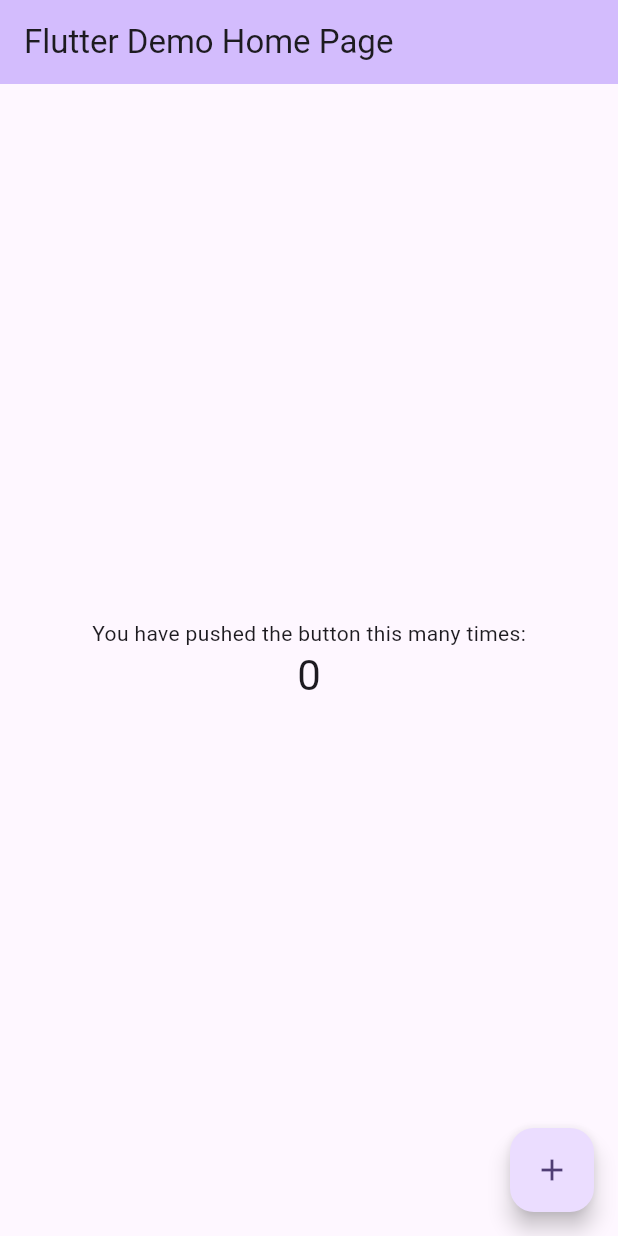
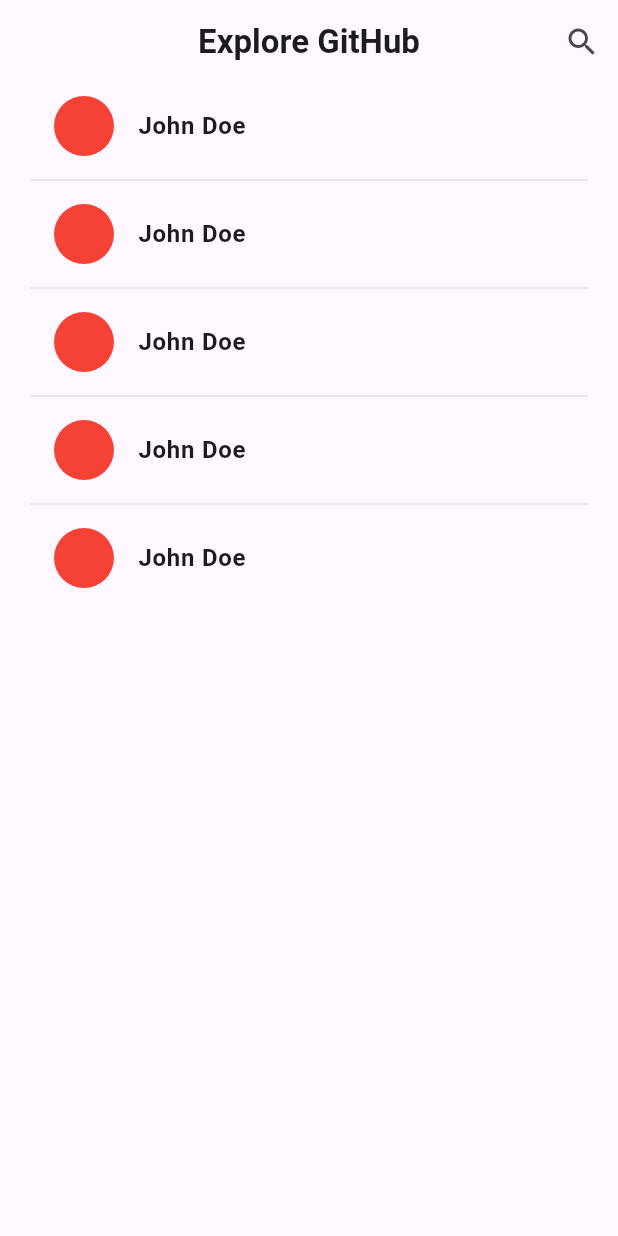
Before and after one commit to janithsg/github-explorer, a Flutter app: the screen it shows after launch, on a phone screen of 412 x 824 dp. Run offline on Flutter 3.47's test engine with Material 3 defaults, Android fonts, the phone set to English and light mode, and no system bars; our stand-ins replace bloc, equatable, flutter_bloc.

Commit message:
Users list screen and bloc created

```diff
--- /dev/null
+++ b/lib/core/constants/api_constants.dart
@@ -0,0 +1 @@
+class ApiConstants {}
--- /dev/null
+++ b/lib/core/widgets/app_bar/custom_appbar.dart
@@ -0,0 +1,30 @@
+import 'package:flutter/material.dart';
+
+class CustomAppBar extends StatelessWidget implements PreferredSizeWidget {
+  final String title;
+  final List<Widget>? trailing;
+
+  const CustomAppBar({
+    super.key,
+    required this.title,
+    this.trailing,
+  });
+
+  @override
+  Widget build(BuildContext context) {
+    return AppBar(
+      title: Text(
+        title,
+        style: const TextStyle(
+          fontWeight: FontWeight.w700,
+          fontSize: 22,
+        ),
+      ),
+      centerTitle: true,
+      actions: trailing,
+    );
+  }
+
+  @override
+  Size get preferredSize => const Size.fromHeight(kToolbarHeight);
+}
--- /dev/null
+++ b/lib/features/users_list/bloc/users_list_bloc.dart
@@ -0,0 +1,13 @@
+import 'package:bloc/bloc.dart';
+import 'package:equatable/equatable.dart';
+
+part 'users_list_event.dart';
+part 'users_list_state.dart';
+
+class UsersListBloc extends Bloc<UsersListEvent, UsersListState> {
+  UsersListBloc() : super(UsersListInitial()) {
+    on<UsersListEvent>((event, emit) {
+      // TODO: implement event handler
+    });
+  }
+}
--- /dev/null
+++ b/lib/features/users_list/bloc/users_list_event.dart
@@ -0,0 +1,8 @@
+part of 'users_list_bloc.dart';
+
+sealed class UsersListEvent extends Equatable {
+  const UsersListEvent();
+
+  @override
+  List<Object> get props => [];
+}
--- /dev/null
+++ b/lib/features/users_list/bloc/users_list_provider.dart
@@ -0,0 +1,12 @@
+import 'package:flutter_bloc/flutter_bloc.dart';
+import 'package:gh_users_viewer/features/users_list/bloc/users_list_bloc.dart';
+import 'package:gh_users_viewer/features/users_list/presentation/screens/users_list_screen.dart';
+
+class UsersListProvider extends BlocProvider<UsersListBloc> {
+  UsersListProvider({
+    super.key,
+  }) : super(
+          create: (context) => UsersListBloc(),
+          child: const UsersListScreen(),
+        );
+}
--- /dev/null
+++ b/lib/features/users_list/bloc/users_list_state.dart
@@ -0,0 +1,10 @@
+part of 'users_list_bloc.dart';
+
+sealed class UsersListState extends Equatable {
+  const UsersListState();
+
+  @override
+  List<Object> get props => [];
+}
+
+final class UsersListInitial extends UsersListState {}
--- /dev/null
+++ b/lib/features/users_list/presentation/screens/users_list_screen.dart
@@ -0,0 +1,44 @@
+import 'package:flutter/material.dart';
+import 'package:gh_users_viewer/core/widgets/app_bar/custom_appbar.dart';
+import 'package:gh_users_viewer/features/users_list/presentation/widgets/single_list_item.dart';
+
+class UsersListScreen extends StatefulWidget {
+  const UsersListScreen({super.key});
+
+  @override
+  State<UsersListScreen> createState() => _UsersListScreenState();
+}
+
+class _UsersListScreenState extends State<UsersListScreen> {
+  @override
+  Widget build(BuildContext context) {
+    return Scaffold(
+      appBar: CustomAppBar(
+        title: "Explore GitHub",
+        trailing: [
+          IconButton(
+            onPressed: () {},
+            icon: const Icon(Icons.search_outlined),
+          ),
+        ],
+      ),
+      body: SafeArea(
+        child: Padding(
+          padding: const EdgeInsets.symmetric(horizontal: 20),
+          child: ListView.separated(
+            itemBuilder: (context, index) {
+              return const SingleListItem();
+            },
+            separatorBuilder: (context, index) {
+              return const Divider(
+                color: Colors.blueGrey,
+                thickness: 0.2,
+              );
+            },
+            itemCount: 5,
+          ),
+        ),
+      ),
+    );
+  }
+}
--- /dev/null
+++ b/lib/features/users_list/presentation/widgets/single_list_item.dart
@@ -0,0 +1,19 @@
+import 'package:flutter/material.dart';
+
+class SingleListItem extends StatelessWidget {
+  const SingleListItem({super.key});
+
+  @override
+  Widget build(BuildContext context) {
+    return ListTile(
+      leading: const CircleAvatar(backgroundColor: Colors.red),
+      title: const Text(
+        "John Doe",
+        style: TextStyle(
+          fontWeight: FontWeight.w600,
+        ),
+      ),
+      onTap: () {},
+    );
+  }
+}
--- a/lib/gh_users_viewer_app.dart
+++ b/lib/gh_users_viewer_app.dart
@@ -0,0 +1,14 @@
+import 'package:flutter/material.dart';
+import 'package:gh_users_viewer/features/users_list/bloc/users_list_provider.dart';
+
+class GithubUsersViewerApp extends StatelessWidget {
+  const GithubUsersViewerApp({super.key});
+
+  @override
+  Widget build(BuildContext context) {
+    return MaterialApp(
+      debugShowCheckedModeBanner: false,
+      home: UsersListProvider(),
+    );
+  }
+}
--- a/lib/main.dart
+++ b/lib/main.dart
@@ -1,125 +1,6 @@
 import 'package:flutter/material.dart';
+import 'package:gh_users_viewer/gh_users_viewer_app.dart';
 
 void main() {
-  runApp(const MyApp());
+  runApp(const GithubUsersViewerApp());
 }
-
-class MyApp extends StatelessWidget {
-  const MyApp({super.key});
-
-  // This widget is the root of your application.
-  @override
-  Widget build(BuildContext context) {
-    return MaterialApp(
-      title: 'Flutter Demo',
-      theme: ThemeData(
-        // This is the theme of your application.
-        //
-        // TRY THIS: Try running your application with "flutter run". You'll see
-        // the application has a purple toolbar. Then, without quitting the app,
-        // try changing the seedColor in the colorScheme below to Colors.green
-        // and then invoke "hot reload" (save your changes or press the "hot
-        // reload" button in a Flutter-supported IDE, or press "r" if you used
-        // the command line to start the app).
-        //
-        // Notice that the counter didn't reset back to zero; the application
-        // state is not lost during the reload. To reset the state, use hot
-        // restart instead.
-        //
-        // This works for code too, not just values: Most code changes can be
-        // tested with just a hot reload.
-        colorScheme: ColorScheme.fromSeed(seedColor: Colors.deepPurple),
-        useMaterial3: true,
-      ),
-      home: const MyHomePage(title: 'Flutter Demo Home Page'),
-    );
-  }
-}
-
-class MyHomePage extends StatefulWidget {
-  const MyHomePage({super.key, required this.title});
-
-  // This widget is the home page of your application. It is stateful, meaning
-  // that it has a State object (defined below) that contains fields that affect
-  // how it looks.
-
-  // This class is the configuration for the state. It holds the values (in this
-  // case the title) provided by the parent (in this case the App widget) and
-  // used by the build method of the State. Fields in a Widget subclass are
-  // always marked "final".
-
-  final String title;
-
-  @override
-  State<MyHomePage> createState() => _MyHomePageState();
-}
-
-class _MyHomePageState extends State<MyHomePage> {
-  int _counter = 0;
-
-  void _incrementCounter() {
-    setState(() {
-      // This call to setState tells the Flutter framework that something has
-      // changed in this State, which causes it to rerun the build method below
-      // so that the display can reflect the updated values. If we changed
-      // _counter without calling setState(), then the build method would not be
-      // called again, and so nothing would appear to happen.
-      _counter++;
-    });
-  }
-
-  @override
-  Widget build(BuildContext context) {
-    // This method is rerun every time setState is called, for instance as done
-    // by the _incrementCounter method above.
-    //
-    // The Flutter framework has been optimized to make rerunning build methods
-    // fast, so that you can just rebuild anything that needs updating rather
-    // than having to individually change instances of widgets.
-    return Scaffold(
-      appBar: AppBar(
-        // TRY THIS: Try changing the color here to a specific color (to
-        // Colors.amber, perhaps?) and trigger a hot reload to see the AppBar
-        // change color while the other colors stay the same.
-        backgroundColor: Theme.of(context).colorScheme.inversePrimary,
-        // Here we take the value from the MyHomePage object that was created by
-        // the App.build method, and use it to set our appbar title.
-        title: Text(widget.title),
-      ),
-      body: Center(
-        // Center is a layout widget. It takes a single child and positions it
-        // in the middle of the parent.
-        child: Column(
-          // Column is also a layout widget. It takes a list of children and
-          // arranges them vertically. By default, it sizes itself to fit its
-          // children horizontally, and tries to be as tall as its parent.
-          //
-          // Column has various properties to control how it sizes itself and
-          // how it positions its children. Here we use mainAxisAlignment to
-          // center the children vertically; the main axis here is the vertical
-          // axis because Columns are vertical (the cross axis would be
-          // horizontal).
-          //
-          // TRY THIS: Invoke "debug painting" (choose the "Toggle Debug Paint"
-          // action in the IDE, or press "p" in the console), to see the
-          // wireframe for each widget.
-          mainAxisAlignment: MainAxisAlignment.center,
-          children: <Widget>[
-            const Text(
-              'You have pushed the button this many times:',
-            ),
-            Text(
-              '$_counter',
-              style: Theme.of(context).textTheme.headlineMedium,
-            ),
-          ],
-        ),
-      ),
-      floatingActionButton: FloatingActionButton(
-        onPressed: _incrementCounter,
-        tooltip: 'Increment',
-        child: const Icon(Icons.add),
-      ), // This trailing comma makes auto-formatting nicer for build methods.
-    );
-  }
-}
```
Also changed, not shown: 1 other file.
